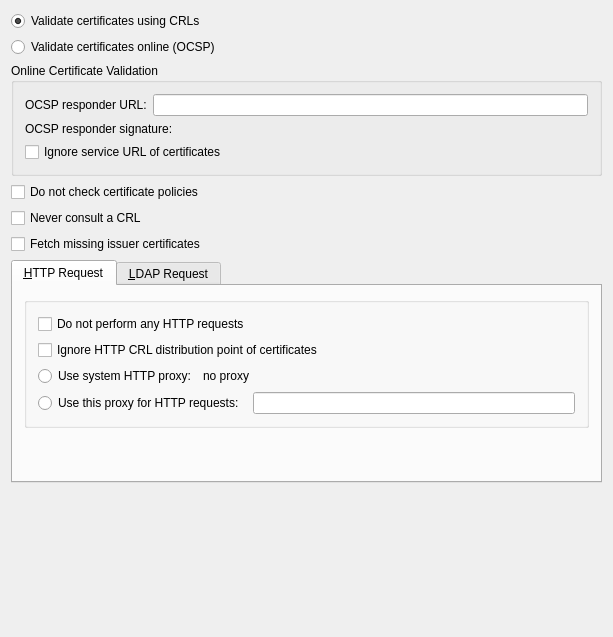
Old version of the form kmail/smimeconfiguration.ui in the repository chusopr/kdepim-ktimetracker-akonadi.
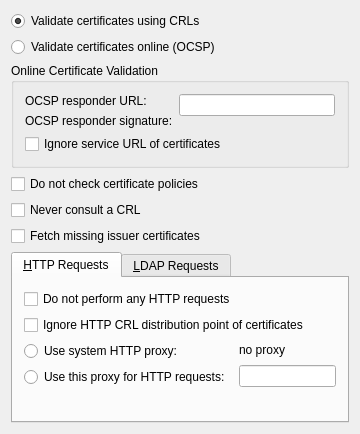
New version of the form. Custom widgets are drawn as their Qt base class.

Commit message: - Fix typo (HTTP Request -> HTTP Requests, same for LDAP) - Remove now unnecessary group box - Fix horizontal alignments (for example at the HTTP radio buttons)

```diff
--- a/kmail/smimeconfiguration.ui
+++ b/kmail/smimeconfiguration.ui
@@ -5,8 +5,8 @@
    <rect>
     <x>0</x>
     <y>0</y>
-    <width>613</width>
-    <height>637</height>
+    <width>360</width>
+    <height>434</height>
    </rect>
   </property>
   <layout class="QGridLayout" >
@@ -40,9 +40,9 @@
      </property>
      <layout class="QGridLayout" >
       <item row="0" column="0" >
-       <layout class="QVBoxLayout" >
-        <item>
          <layout class="QHBoxLayout" >
+        <item>
+         <layout class="QVBoxLayout" >
           <item>
            <widget class="QLabel" name="textLabel1" >
             <property name="text" >
@@ -54,17 +54,6 @@
            </widget>
           </item>
           <item>
-           <widget class="QLineEdit" name="OCSPResponderURL" >
-            <property name="whatsThis" >
-             <string>Enter here the address of the server for online validation of certificates (OCSP responder). The URL is usually starting with http://.</string>
-            </property>
-           </widget>
-          </item>
-         </layout>
-        </item>
-        <item>
-         <layout class="QHBoxLayout" >
-          <item>
            <widget class="QLabel" name="textLabel2" >
             <property name="text" >
              <string>OCSP responder signature:</string>
@@ -74,12 +63,25 @@
             </property>
            </widget>
           </item>
+         </layout>
+        </item>
+        <item>
+         <layout class="QVBoxLayout" >
+          <item>
+           <widget class="QLineEdit" name="OCSPResponderURL" >
+            <property name="whatsThis" >
+             <string>Enter here the address of the server for online validation of certificates (OCSP responder). The URL is usually starting with http://.</string>
+            </property>
+           </widget>
+          </item>
           <item>
            <widget class="Kleo::KeyRequester" native="1" name="OCSPResponderSignature" />
           </item>
          </layout>
         </item>
-        <item>
+       </layout>
+      </item>
+      <item row="1" column="0" >
          <widget class="QCheckBox" name="ignoreServiceURLCB" >
           <property name="text" >
            <string>Ignore service URL of certificates</string>
@@ -87,8 +89,6 @@
          </widget>
         </item>
        </layout>
-      </item>
-     </layout>
     </widget>
    </item>
    <item row="3" column="0" >
@@ -122,26 +122,16 @@
     </widget>
    </item>
    <item row="6" column="0" >
-    <widget class="QTabWidget" name="tabRequest" >
+    <widget class="QTabWidget" name="requestsTabs" >
      <property name="currentIndex" >
       <number>0</number>
      </property>
      <widget class="QWidget" name="tabHTTP" >
       <attribute name="title" >
-       <string>&amp;HTTP Request</string>
+       <string>&amp;HTTP Requests</string>
       </attribute>
       <layout class="QGridLayout" >
        <item row="0" column="0" >
-        <layout class="QVBoxLayout" >
-         <item>
-          <widget class="QGroupBox" name="HTTPGroupBox" >
-           <property name="title" >
-            <string/>
-           </property>
-           <layout class="QGridLayout" >
-            <item row="0" column="0" >
-             <layout class="QVBoxLayout" >
-              <item>
                <widget class="QCheckBox" name="disableHTTPCB" >
                 <property name="whatsThis" >
                  <string>Entirely disables the use of HTTP for S/MIME.</string>
@@ -151,7 +141,7 @@
                 </property>
                </widget>
               </item>
-              <item>
+       <item row="1" column="0" >
                <widget class="QCheckBox" name="ignoreHTTPDPCB" >
                 <property name="whatsThis" >
                  <string>When looking for the location of a CRL, the to-be-tested certificate usually contains what are known as "CRL Distribution Point" (DP) entries, which are URLs describing the way to access the URL. The first found DP entry is used.  With this option all entries using the HTTP scheme are ignored when looking for a suitable DP.</string>
@@ -161,8 +151,10 @@
                 </property>
                </widget>
               </item>
-              <item>
+       <item row="2" column="0" >
                <layout class="QHBoxLayout" >
+         <item>
+          <layout class="QVBoxLayout" >
                 <item>
                  <widget class="QRadioButton" name="honorHTTPProxyRB" >
                   <property name="whatsThis" >
@@ -174,39 +166,26 @@
                  </widget>
                 </item>
                 <item>
-                 <widget class="QLabel" name="systemHTTPProxy" >
-                  <property name="text" >
-                   <string>no proxy</string>
-                  </property>
-                  <property name="wordWrap" >
-                   <bool>false</bool>
-                  </property>
-                 </widget>
-                </item>
-                <item>
-                 <spacer>
-                  <property name="orientation" >
-                   <enum>Qt::Horizontal</enum>
-                  </property>
-                  <property name="sizeHint" >
-                   <size>
-                    <width>40</width>
-                    <height>20</height>
-                   </size>
-                  </property>
-                 </spacer>
-                </item>
-               </layout>
-              </item>
-              <item>
-               <layout class="QHBoxLayout" >
-                <item>
                  <widget class="QRadioButton" name="useCustomHTTPProxyRB" >
                   <property name="text" >
                    <string>Use this proxy for HTTP requests: </string>
                   </property>
                  </widget>
                 </item>
+          </layout>
+         </item>
+         <item>
+          <layout class="QVBoxLayout" >
+           <item>
+            <widget class="QLabel" name="systemHTTPProxy" >
+             <property name="text" >
+              <string>no proxy</string>
+             </property>
+             <property name="wordWrap" >
+              <bool>false</bool>
+             </property>
+            </widget>
+           </item>
                 <item>
                  <widget class="QLineEdit" name="customHTTPProxy" >
                   <property name="whatsThis" >
@@ -218,10 +197,7 @@
               </item>
              </layout>
             </item>
-           </layout>
-          </widget>
-         </item>
-         <item>
+       <item row="3" column="0" >
           <spacer>
            <property name="orientation" >
             <enum>Qt::Vertical</enum>
@@ -233,23 +209,13 @@
             </size>
            </property>
           </spacer>
-         </item>
-        </layout>
        </item>
       </layout>
      </widget>
      <widget class="QWidget" name="tabLDAP" >
       <attribute name="title" >
-       <string>&amp;LDAP Request</string>
+       <string>&amp;LDAP Requests</string>
       </attribute>
-      <layout class="QGridLayout" >
-       <item row="0" column="0" >
-        <layout class="QVBoxLayout" >
-         <item>
-          <widget class="QGroupBox" name="LDAPGroupBox" >
-           <property name="title" >
-            <string/>
-           </property>
            <layout class="QGridLayout" >
             <item row="0" column="0" >
              <layout class="QVBoxLayout" >
@@ -297,10 +263,7 @@
               </item>
              </layout>
             </item>
-           </layout>
-          </widget>
-         </item>
-         <item>
+       <item row="1" column="0" >
           <spacer>
            <property name="orientation" >
             <enum>Qt::Vertical</enum>
@@ -308,30 +271,15 @@
            <property name="sizeHint" >
             <size>
              <width>20</width>
-             <height>31</height>
+           <height>40</height>
             </size>
            </property>
           </spacer>
          </item>
         </layout>
-       </item>
-      </layout>
      </widget>
     </widget>
    </item>
-   <item row="7" column="0" >
-    <spacer>
-     <property name="orientation" >
-      <enum>Qt::Vertical</enum>
-     </property>
-     <property name="sizeHint" >
-      <size>
-       <width>20</width>
-       <height>51</height>
-      </size>
-     </property>
-    </spacer>
-   </item>
   </layout>
  </widget>
  <layoutdefault spacing="6" margin="11" />
```
Lines whose indentation alone changed are shown as unchanged.
